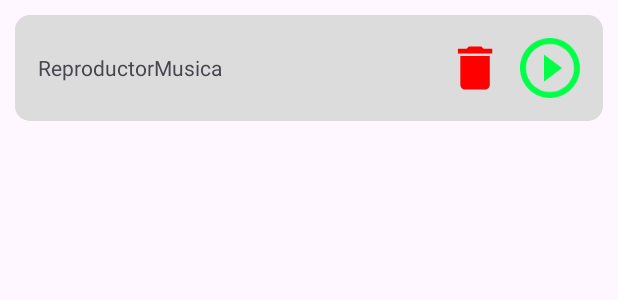
After one commit to Yjoubayr/Projecte33, an Android app: the layout track_item.xml on its own in the app's theme, with its tools: preview values and no code run, on a phone screen of 412 x 824 dp. The commit adds this screen. Shown: the top 300 px of the screen. Run offline under Robolectric (Android 15) with nearby library versions, the phone set to English and light mode, and no system bars.

Commit message:
Pantalla llist actualitzada

```diff
--- /dev/null
+++ b/Android/ReproductorMusica/app/src/main/res/drawable/delete.xml
@@ -0,0 +1,13 @@
+<vector xmlns:android="http://schemas.android.com/apk/res/android"
+    android:width="39dp"
+    android:height="40dp"
+    android:viewportWidth="39"
+    android:viewportHeight="40">
+  <group>
+    <clip-path
+        android:pathData="M11.398,0.823L27.685,0.823A11,11 0,0 1,38.685 11.823L38.685,28.111A11,11 0,0 1,27.685 39.111L11.398,39.111A11,11 0,0 1,0.398 28.111L0.398,11.823A11,11 0,0 1,11.398 0.823z"/>
+    <path
+        android:pathData="M9.97,31.134C9.97,32.889 11.405,34.325 13.16,34.325H25.923C27.677,34.325 29.113,32.889 29.113,31.134V11.99H9.97L9.97,31.134ZM30.708,7.204L25.125,7.204L23.53,5.609L15.553,5.609L13.958,7.204H8.374V10.395H30.708V7.204Z"
+        android:fillColor="#FF0000"/>
+  </group>
+</vector>
--- a/Android/ReproductorMusica/app/src/main/res/layout/activity_llist.xml
+++ b/Android/ReproductorMusica/app/src/main/res/layout/activity_llist.xml
@@ -7,7 +7,7 @@
     tools:context=".MainActivity"
     android:orientation="vertical"
     android:background="@color/background"
-    android:padding="40dp"
+    android:padding="30dp"
     >
 
     <TextView
@@ -17,12 +17,17 @@
         android:textColor="@color/white"
         android:background="@drawable/returnbtn"
         android:textAlignment="center"
+        android:layout_marginBottom="20dp"
         />
 
-    <ListView
-        android:id="@+id/listSongs"
-        android:gravity="center"
+    <androidx.recyclerview.widget.RecyclerView
+        android:id="@+id/recyclerView"
         android:layout_width="match_parent"
-        android:layout_height="match_parent" />
-
+        android:layout_height="match_parent"
+        tools:itemCount="11"
+        tools:listitem="@layout/track_item"
+        android:padding="20dp"
+        android:background="@drawable/shapedownloadsong"
+        >
+    </androidx.recyclerview.widget.RecyclerView>
 </LinearLayout>
--- /dev/null
+++ b/Android/ReproductorMusica/app/src/main/res/layout/track_item.xml
@@ -0,0 +1,37 @@
+<?xml version="1.0" encoding="utf-8"?>
+<RelativeLayout xmlns:android="http://schemas.android.com/apk/res/android"
+    android:layout_width="match_parent"
+    android:layout_height="wrap_content"
+    android:padding="10dp"
+    >
+    <RelativeLayout
+        android:layout_width="wrap_content"
+        android:layout_height="wrap_content"
+        android:padding="15dp"
+        android:background="@drawable/shape"
+        >
+
+        <TextView
+            android:id="@+id/track_name"
+            android:layout_width="wrap_content"
+            android:layout_height="wrap_content"
+            android:layout_centerVertical="true"
+            android:text="@string/app_name"
+            />
+        <TextView
+            android:id="@+id/play_track"
+            android:layout_width="40dp"
+            android:layout_height="40dp"
+            android:layout_alignParentRight="true"
+            android:background="@drawable/playbtn"
+            />
+
+        <TextView
+            android:id="@+id/delete_track"
+            android:layout_width="40dp"
+            android:layout_height="40dp"
+            android:layout_alignParentRight="true"
+            android:layout_marginRight="50dp"
+            android:background="@drawable/delete" />
+    </RelativeLayout>
+</RelativeLayout>
```
